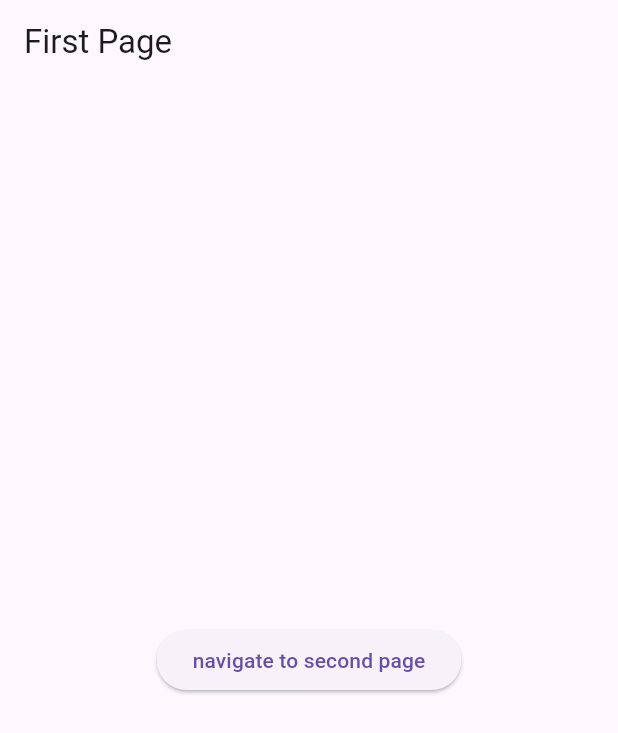
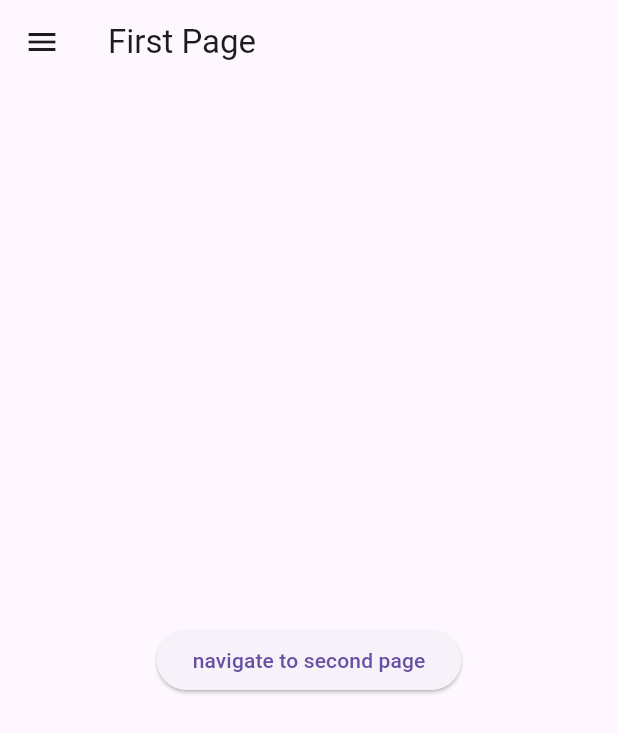
Before and after one commit to andrehebra/flutter-practice-projects, a Flutter app: the screen it shows after launch, on a phone screen of 412 x 824 dp. Shown: the top 733 px of the screen. Run offline on Flutter 3.47's test engine with Material 3 defaults, Android fonts, the phone set to English and light mode, and no system bars.

```diff
--- a/demo_application/lib/main.dart
+++ b/demo_application/lib/main.dart
@@ -11,6 +11,8 @@ class MainApp extends StatelessWidget {
   @override
   Widget build(BuildContext context) {
     return const MaterialApp(
-        debugShowCheckedModeBanner: false, home: FirstPage());
+      debugShowCheckedModeBanner: false,
+      home: FirstPage(),
+    );
   }
 }
--- a/demo_application/lib/pages/first_page.dart
+++ b/demo_application/lib/pages/first_page.dart
@@ -3,6 +3,22 @@ import 'package:flutter/material.dart';
 
 class FirstPage extends StatelessWidget {
   const FirstPage({super.key});
+
+  List<Widget> createListWidgets(int num) {
+    List<Widget> returnList = [];
+
+    for (int i = 0; i < num; i++) {
+      returnList.add(ListTile(
+        leading: Icon(Icons.delete),
+        subtitle: Text("SUBTITLE"),
+        title: Text("title"),
+        trailing: Text(i.toString()),
+        onTap: () {},
+      ));
+    }
+
+    return returnList;
+  }
 
   @override
   Widget build(BuildContext context) {
@@ -10,6 +26,11 @@ class FirstPage extends StatelessWidget {
       appBar: AppBar(
         title: Text("First Page"),
       ),
+      drawer: Drawer(
+          backgroundColor: Colors.blue,
+          child: ListView(
+            children: createListWidgets(5000),
+          )),
       body: Center(
           child: ElevatedButton(
         child: const Text("navigate to second page"),
```
